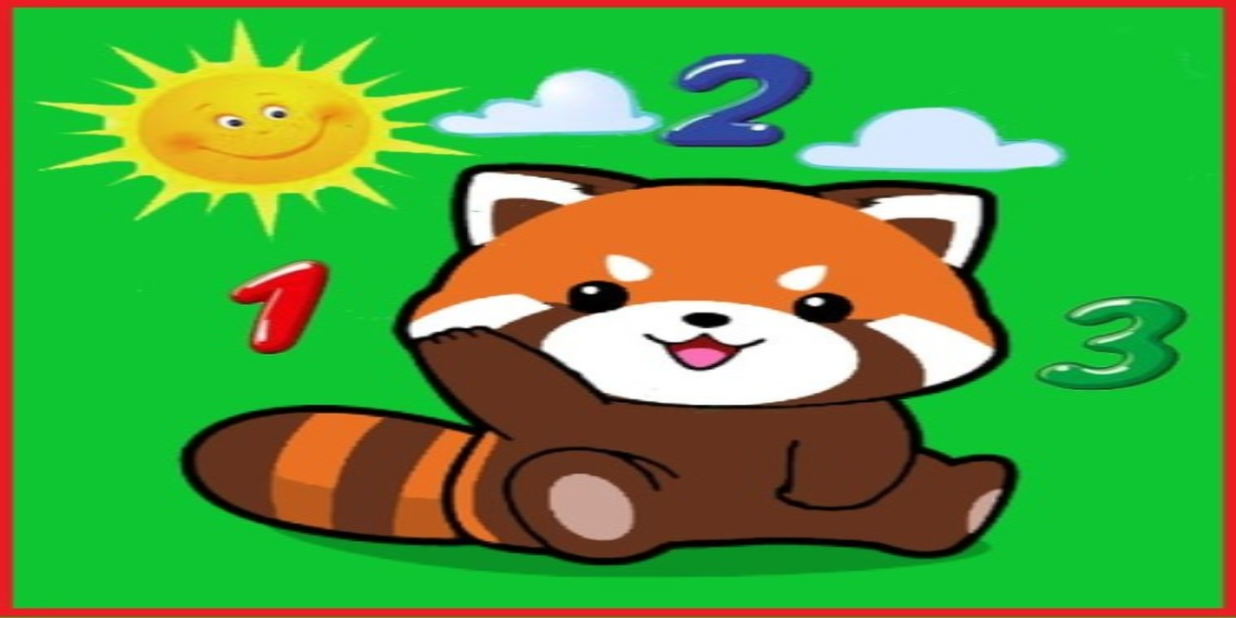
After one commit to emerdeveloper/ZooMathias, an Android app: the SplashActivity screen opened directly, with no data from a screen before it, on a phone screen of 824 x 412 dp (held sideways). The commit adds this screen. Run offline under Robolectric (Android 15) with nearby library versions, the phone set to English and light mode, and no system bars; 1 statement that could not run was skipped.

Commit message:
add splash

```diff
--- a/app/build.gradle
+++ b/app/build.gradle
@@ -24,9 +24,10 @@ android {
 
 dependencies {
     implementation fileTree(dir: 'libs', include: ['*.jar'])
-    implementation"org.jetbrains.kotlin:kotlin-stdlib-jdk7:$kotlin_version"
+    implementation "org.jetbrains.kotlin:kotlin-stdlib-jdk7:$kotlin_version"
     implementation 'com.android.support:appcompat-v7:28.0.0'
     implementation 'com.android.support.constraint:constraint-layout:1.1.3'
+    implementation 'com.android.support:design:28.0.0'
     testImplementation 'junit:junit:4.12'
     androidTestImplementation 'com.android.support.test:runner:1.0.2'
     androidTestImplementation 'com.android.support.test.espresso:espresso-core:3.0.2'
--- /dev/null
+++ b/app/src/main/java/co/com/zoomathias/zoomathias/SplashActivity.kt
@@ -0,0 +1,35 @@
+package co.com.zoomathias.zoomathias
+
+import android.os.Bundle
+import android.support.design.widget.Snackbar
+import android.support.v7.app.AppCompatActivity;
+
+import kotlinx.android.synthetic.main.activity_splash.*
+import android.content.Intent
+import android.os.Handler
+import android.support.v4.os.HandlerCompat.postDelayed
+
+
+
+class SplashActivity : AppCompatActivity() {
+
+    override fun onCreate(savedInstanceState: Bundle?) {
+        setTheme(R.style.SplashTheme)
+        super.onCreate(savedInstanceState)
+        //setContentView(R.layout.activity_splash)
+        /*setSupportActionBar(toolbar)
+
+        fab.setOnClickListener { view ->
+            Snackbar.make(view, "Replace with your own action", Snackbar.LENGTH_LONG)
+                .setAction("Action", null).show()
+        }*/
+
+        Handler().postDelayed(Runnable {
+            // This method will be executed once the timer is over
+            val i = Intent(this@SplashActivity, HomeActivity::class.java)
+            startActivity(i)
+            finish()
+        }, 1000)
+    }
+
+}
--- a/app/src/main/res/layout/activity_home.xml
+++ b/app/src/main/res/layout/activity_home.xml
@@ -5,7 +5,8 @@
         xmlns:app="http://schemas.android.com/apk/res-auto"
         android:layout_width="match_parent"
         android:layout_height="match_parent"
-        tools:context=".HomeActivity">
+        tools:context=".HomeActivity"
+        android:background="#FFFFFF">
 
     <TextView
             android:layout_width="wrap_content"
--- /dev/null
+++ b/app/src/main/res/values/dimens.xml
@@ -0,0 +1,3 @@
+<resources>
+    <dimen name="fab_margin">16dp</dimen>
+</resources>
--- a/app/src/main/res/values/strings.xml
+++ b/app/src/main/res/values/strings.xml
@@ -1,3 +1,4 @@
 <resources>
     <string name="app_name">Zoo Mathias</string>
+    <string name="title_activity_splash">SplashActivity</string>
 </resources>
--- a/app/src/main/res/values/styles.xml
+++ b/app/src/main/res/values/styles.xml
@@ -7,5 +7,15 @@
         <item name="colorPrimaryDark">@color/colorPrimaryDark</item>
         <item name="colorAccent">@color/colorAccent</item>
     </style>
+    <style name="AppTheme.NoActionBar">
+        <item name="windowActionBar">false</item>
+        <item name="windowNoTitle">true</item>
+    </style>
+    <style name="AppTheme.AppBarOverlay" parent="ThemeOverlay.AppCompat.Dark.ActionBar"/>
+    <style name="AppTheme.PopupOverlay" parent="ThemeOverlay.AppCompat.Light"/>
+
+    <style name="SplashTheme" parent="Theme.AppCompat.NoActionBar">
+        <item name="android:windowBackground">@drawable/logo</item>
+    </style>
 
 </resources>
```
Also changed, not shown: app/src/main/AndroidManifest.xml (+9 -1 lines), app/src/main/res/drawable/splash.xml (added, +10 -0 lines), app/src/main/res/layout/activity_splash.xml (added, +10 -0 lines), app/src/main/res/drawable/logo.jpeg (added).
